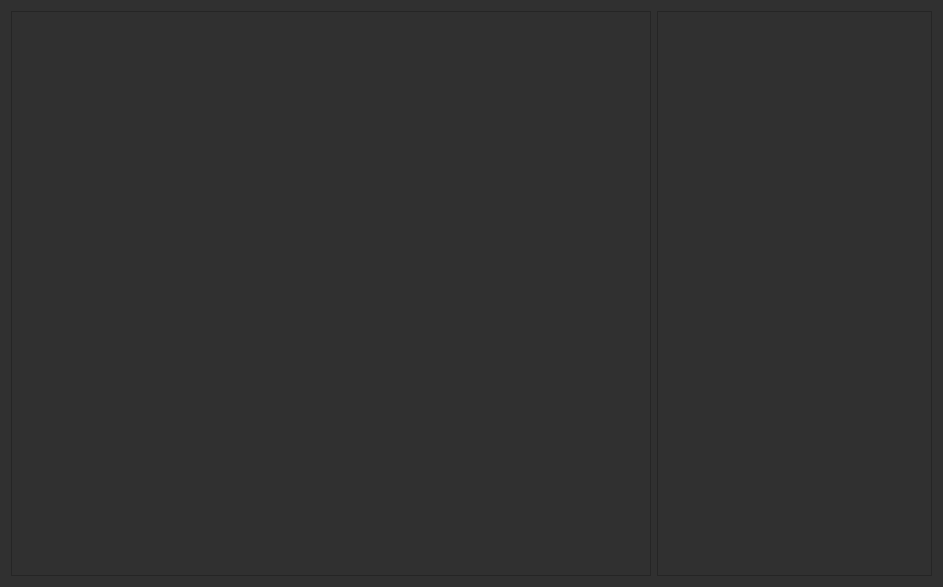
Old version of the form app/dialogs/frames/composition_selector.ui in the repository jnicoleoliveira/SPECData.
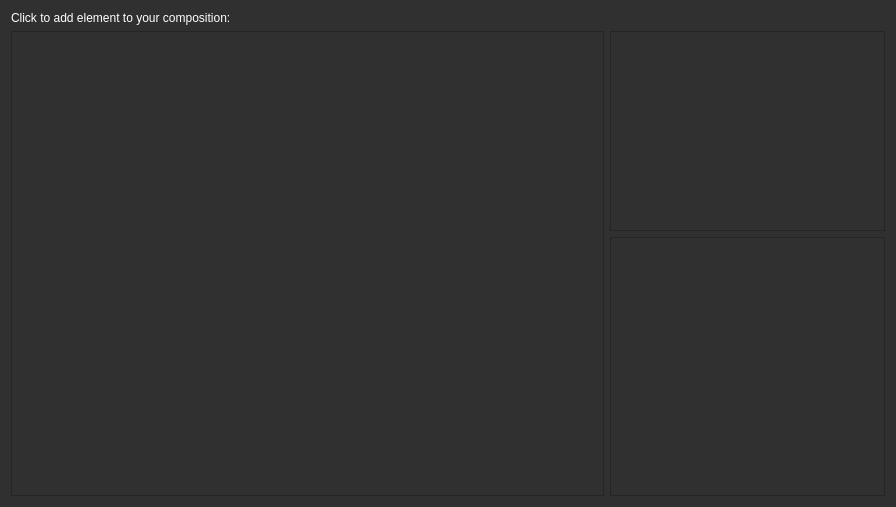
New version of the form.

Commit message: - changed view box - need to made adjustments for updated ui in composition selector!!

```diff
--- a/app/dialogs/frames/composition_selector.ui
+++ b/app/dialogs/frames/composition_selector.ui
@@ -6,8 +6,8 @@
    <rect>
     <x>0</x>
     <y>0</y>
-    <width>943</width>
-    <height>587</height>
+    <width>896</width>
+    <height>507</height>
    </rect>
   </property>
   <property name="windowTitle">
@@ -19,7 +19,55 @@
 color: rgb(255, 255, 255);</string>
   </property>
   <layout class="QGridLayout" name="gridLayout">
-   <item row="0" column="0">
+   <item row="1" column="2">
+    <layout class="QVBoxLayout" name="verticalLayout">
+     <item>
+      <widget class="QFrame" name="view_box_frame">
+       <property name="sizePolicy">
+        <sizepolicy hsizetype="Fixed" vsizetype="Fixed">
+         <horstretch>0</horstretch>
+         <verstretch>0</verstretch>
+        </sizepolicy>
+       </property>
+       <property name="minimumSize">
+        <size>
+         <width>275</width>
+         <height>200</height>
+        </size>
+       </property>
+       <property name="frameShape">
+        <enum>QFrame::StyledPanel</enum>
+       </property>
+       <property name="frameShadow">
+        <enum>QFrame::Raised</enum>
+       </property>
+      </widget>
+     </item>
+     <item>
+      <widget class="QFrame" name="right_frame">
+       <property name="sizePolicy">
+        <sizepolicy hsizetype="Preferred" vsizetype="MinimumExpanding">
+         <horstretch>0</horstretch>
+         <verstretch>0</verstretch>
+        </sizepolicy>
+       </property>
+       <property name="minimumSize">
+        <size>
+         <width>50</width>
+         <height>100</height>
+        </size>
+       </property>
+       <property name="frameShape">
+        <enum>QFrame::StyledPanel</enum>
+       </property>
+       <property name="frameShadow">
+        <enum>QFrame::Raised</enum>
+       </property>
+      </widget>
+     </item>
+    </layout>
+   </item>
+   <item row="1" column="0">
     <widget class="QFrame" name="left_frame">
      <property name="sizePolicy">
       <sizepolicy hsizetype="MinimumExpanding" vsizetype="MinimumExpanding">
@@ -35,25 +83,10 @@
      </property>
     </widget>
    </item>
-   <item row="0" column="1">
-    <widget class="QFrame" name="right_frame">
-     <property name="sizePolicy">
-      <sizepolicy hsizetype="Fixed" vsizetype="MinimumExpanding">
-       <horstretch>0</horstretch>
-       <verstretch>0</verstretch>
-      </sizepolicy>
-     </property>
-     <property name="minimumSize">
-      <size>
-       <width>275</width>
-       <height>300</height>
-      </size>
-     </property>
-     <property name="frameShape">
-      <enum>QFrame::StyledPanel</enum>
-     </property>
-     <property name="frameShadow">
-      <enum>QFrame::Raised</enum>
+   <item row="0" column="0">
+    <widget class="QLabel" name="label">
+     <property name="text">
+      <string>Click to add element to your composition:</string>
      </property>
     </widget>
    </item>
```
The commit also changes 4 other files.
